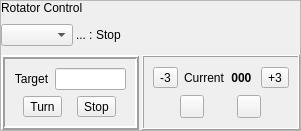
Qt form mqt/MqtLogger/rotcontrolframe.ui (Rsclub22/Minos2-Mirror) before a commit.
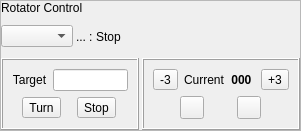
The same form after that commit.

Commit message: Reduce thickness of target frame

```diff
--- a/mqt/MqtLogger/rotcontrolframe.ui
+++ b/mqt/MqtLogger/rotcontrolframe.ui
@@ -110,7 +110,7 @@
         <enum>QFrame::Raised</enum>
        </property>
        <property name="lineWidth">
-        <number>2</number>
+        <number>1</number>
        </property>
        <layout class="QVBoxLayout" name="verticalLayout">
         <item>
```
